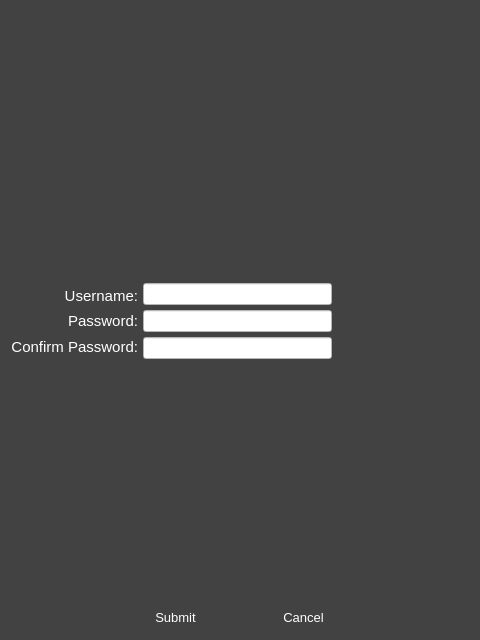
The window that Source/Ventilate/VentilateClient/ventilate_newuser.ui (Ixirsii/Ventilate) describes before a commit, drawn with Qt 5.
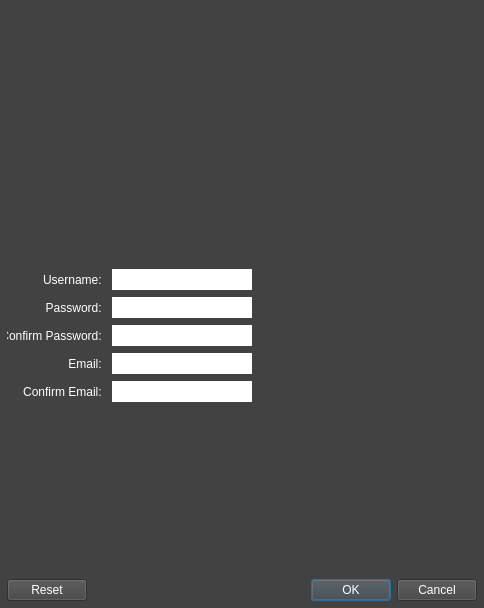
The same window after the commit. Icons and pictures are not drawn.

Commit message: Merged VentilateGUI-Shell project into Ventilate project.

```diff
--- a/Source/Ventilate/VentilateClient/ventilate_newuser.ui
+++ b/Source/Ventilate/VentilateClient/ventilate_newuser.ui
@@ -6,331 +6,596 @@
    <rect>
     <x>0</x>
     <y>0</y>
-    <width>480</width>
-    <height>640</height>
+    <width>484</width>
+    <height>608</height>
    </rect>
   </property>
   <property name="windowTitle">
-   <string>New User Creation</string>
+   <string>Ventilate: New User</string>
   </property>
   <property name="styleSheet">
-   <string notr="true">color: rgb(255, 255, 255);
-background-color: rgb(66, 66, 66);</string>
+   <string notr="true">background-color: rgb(66, 66, 66);</string>
   </property>
-  <layout class="QVBoxLayout" name="verticalLayout_2">
+  <layout class="QVBoxLayout" name="verticalLayout">
+   <property name="spacing">
+    <number>7</number>
+   </property>
+   <property name="leftMargin">
+    <number>7</number>
+   </property>
+   <property name="topMargin">
+    <number>7</number>
+   </property>
+   <property name="rightMargin">
+    <number>7</number>
+   </property>
+   <property name="bottomMargin">
+    <number>7</number>
+   </property>
    <item>
-    <widget class="QLabel" name="lblVentilateLogo">
-     <property name="font">
-      <font>
-       <pointsize>48</pointsize>
-      </font>
+    <widget class="QLabel" name="lblTitle">
+     <property name="minimumSize">
+      <size>
+       <width>461</width>
+       <height>84</height>
+      </size>
+     </property>
+     <property name="maximumSize">
+      <size>
+       <width>16777215</width>
+       <height>84</height>
+      </size>
+     </property>
+     <property name="baseSize">
+      <size>
+       <width>461</width>
+       <height>84</height>
+      </size>
      </property>
      <property name="styleSheet">
-      <string notr="true">image: url(:/WelcometoVentilate.svg);</string>
+      <string notr="true">image: url(:/Images/WelcometoVentilate.svg);</string>
      </property>
      <property name="text">
       <string/>
      </property>
-     <property name="scaledContents">
-      <bool>true</bool>
-     </property>
-     <property name="alignment">
-      <set>Qt::AlignCenter</set>
-     </property>
-     <property name="textInteractionFlags">
-      <set>Qt::NoTextInteraction</set>
-     </property>
     </widget>
    </item>
    <item>
-    <spacer name="verticalSpacer">
+    <spacer name="vspControlsTop">
      <property name="orientation">
       <enum>Qt::Vertical</enum>
      </property>
      <property name="sizeHint" stdset="0">
       <size>
-       <width>458</width>
-       <height>171</height>
+       <width>20</width>
+       <height>155</height>
       </size>
      </property>
     </spacer>
    </item>
    <item>
-    <layout class="QHBoxLayout" name="hlForm">
+    <layout class="QHBoxLayout" name="hlUsernameLayout">
      <property name="spacing">
-      <number>5</number>
+      <number>7</number>
      </property>
-     <property name="sizeConstraint">
-      <enum>QLayout::SetFixedSize</enum>
-     </property>
      <item>
-      <layout class="QVBoxLayout" name="vlHeaders">
-       <property name="sizeConstraint">
-        <enum>QLayout::SetFixedSize</enum>
+      <widget class="QLabel" name="lblUsername">
+       <property name="minimumSize">
+        <size>
+         <width>98</width>
+         <height>21</height>
+        </size>
        </property>
-       <property name="topMargin">
-        <number>2</number>
+       <property name="maximumSize">
+        <size>
+         <width>98</width>
+         <height>21</height>
+        </size>
        </property>
-       <property name="bottomMargin">
-        <number>2</number>
+       <property name="baseSize">
+        <size>
+         <width>98</width>
+         <height>21</height>
+        </size>
        </property>
-       <item>
-        <widget class="QLabel" name="lblUsername">
-         <property name="font">
-          <font>
-           <pointsize>11</pointsize>
-          </font>
-         </property>
-         <property name="text">
-          <string>Username:</string>
-         </property>
-         <property name="alignment">
-          <set>Qt::AlignRight|Qt::AlignTrailing|Qt::AlignVCenter</set>
-         </property>
-         <property name="textInteractionFlags">
-          <set>Qt::NoTextInteraction</set>
-         </property>
-        </widget>
-       </item>
-       <item>
-        <widget class="QLabel" name="lblPassword">
-         <property name="font">
-          <font>
-           <pointsize>11</pointsize>
-          </font>
-         </property>
-         <property name="text">
-          <string>Password:</string>
-         </property>
-         <property name="alignment">
-          <set>Qt::AlignRight|Qt::AlignTrailing|Qt::AlignVCenter</set>
-         </property>
-         <property name="textInteractionFlags">
-          <set>Qt::NoTextInteraction</set>
-         </property>
-        </widget>
-       </item>
-       <item>
-        <widget class="QLabel" name="lblConfirmPass">
-         <property name="font">
-          <font>
-           <pointsize>11</pointsize>
-          </font>
-         </property>
-         <property name="text">
-          <string>Confirm Password:</string>
-         </property>
-         <property name="alignment">
-          <set>Qt::AlignRight|Qt::AlignTrailing|Qt::AlignVCenter</set>
-         </property>
-         <property name="textInteractionFlags">
-          <set>Qt::NoTextInteraction</set>
-         </property>
-        </widget>
-       </item>
-      </layout>
+       <property name="styleSheet">
+        <string notr="true">color:rgb(255,255,255);</string>
+       </property>
+       <property name="text">
+        <string>Username: </string>
+       </property>
+       <property name="alignment">
+        <set>Qt::AlignRight|Qt::AlignTrailing|Qt::AlignVCenter</set>
+       </property>
+      </widget>
      </item>
      <item>
-      <layout class="QVBoxLayout" name="vlLineEdits">
-       <property name="spacing">
-        <number>5</number>
+      <widget class="QLineEdit" name="lnedUsername">
+       <property name="minimumSize">
+        <size>
+         <width>140</width>
+         <height>21</height>
+        </size>
        </property>
-       <property name="sizeConstraint">
-        <enum>QLayout::SetFixedSize</enum>
+       <property name="maximumSize">
+        <size>
+         <width>140</width>
+         <height>21</height>
+        </size>
        </property>
-       <item>
-        <widget class="QLineEdit" name="lnedUsername">
-         <property name="styleSheet">
-          <string notr="true">color: rgb(0, 0, 0);
+       <property name="baseSize">
+        <size>
+         <width>140</width>
+         <height>21</height>
+        </size>
+       </property>
+       <property name="styleSheet">
+        <string notr="true">color: rgb(0, 0, 0);
 background-color: rgb(255, 255, 255);</string>
-         </property>
-         <property name="maxLength">
-          <number>32</number>
-         </property>
-         <property name="clearButtonEnabled">
-          <bool>true</bool>
-         </property>
-        </widget>
-       </item>
-       <item>
-        <widget class="QLineEdit" name="lnedPassword">
-         <property name="styleSheet">
-          <string notr="true">color: rgb(0, 0, 0);
-background-color: rgb(255, 255, 255);</string>
-         </property>
-         <property name="maxLength">
-          <number>32</number>
-         </property>
-         <property name="echoMode">
-          <enum>QLineEdit::Password</enum>
-         </property>
-         <property name="clearButtonEnabled">
-          <bool>true</bool>
-         </property>
-        </widget>
-       </item>
-       <item>
-        <widget class="QLineEdit" name="lnedConfirmPass">
-         <property name="styleSheet">
-          <string notr="true">color: rgb(0, 0, 0);
-background-color: rgb(255, 255, 255);</string>
-         </property>
-         <property name="maxLength">
-          <number>32</number>
-         </property>
-         <property name="echoMode">
-          <enum>QLineEdit::Password</enum>
-         </property>
-         <property name="clearButtonEnabled">
-          <bool>true</bool>
-         </property>
-        </widget>
-       </item>
-      </layout>
+       </property>
+       <property name="maxLength">
+        <number>64</number>
+       </property>
+       <property name="frame">
+        <bool>false</bool>
+       </property>
+      </widget>
      </item>
      <item>
-      <layout class="QVBoxLayout" name="vlContextMessages">
-       <property name="spacing">
-        <number>24</number>
+      <widget class="QLabel" name="lblUsernameContextInfo">
+       <property name="minimumSize">
+        <size>
+         <width>133</width>
+         <height>21</height>
+        </size>
        </property>
-       <property name="topMargin">
-        <number>3</number>
+       <property name="maximumSize">
+        <size>
+         <width>133</width>
+         <height>21</height>
+        </size>
        </property>
-       <property name="rightMargin">
-        <number>10</number>
+       <property name="baseSize">
+        <size>
+         <width>133</width>
+         <height>21</height>
+        </size>
        </property>
-       <item>
-        <widget class="QLabel" name="lblUsernameDiag">
-         <property name="minimumSize">
-          <size>
-           <width>122</width>
-           <height>24</height>
-          </size>
-         </property>
-         <property name="text">
-          <string/>
-         </property>
-         <property name="scaledContents">
-          <bool>false</bool>
-         </property>
-        </widget>
-       </item>
-       <item>
-        <widget class="QLabel" name="lblPasswordMatch">
-         <property name="minimumSize">
-          <size>
-           <width>122</width>
-           <height>24</height>
-          </size>
-         </property>
-         <property name="text">
-          <string/>
-         </property>
-        </widget>
-       </item>
-      </layout>
+       <property name="text">
+        <string/>
+       </property>
+       <property name="scaledContents">
+        <bool>true</bool>
+       </property>
+       <property name="alignment">
+        <set>Qt::AlignLeading|Qt::AlignLeft|Qt::AlignVCenter</set>
+       </property>
+      </widget>
      </item>
+     <item>
+      <spacer name="hspUsername">
+       <property name="orientation">
+        <enum>Qt::Horizontal</enum>
+       </property>
+       <property name="sizeHint" stdset="0">
+        <size>
+         <width>40</width>
+         <height>20</height>
+        </size>
+       </property>
+      </spacer>
+     </item>
     </layout>
    </item>
    <item>
-    <spacer name="verticalSpacer_2">
-     <property name="orientation">
-      <enum>Qt::Vertical</enum>
+    <layout class="QHBoxLayout" name="hlPasswordLayout">
+     <property name="spacing">
+      <number>7</number>
      </property>
-     <property name="sizeHint" stdset="0">
-      <size>
-       <width>458</width>
-       <height>241</height>
-      </size>
-     </property>
-    </spacer>
+     <item>
+      <widget class="QLabel" name="lblPassword">
+       <property name="minimumSize">
+        <size>
+         <width>98</width>
+         <height>21</height>
+        </size>
+       </property>
+       <property name="maximumSize">
+        <size>
+         <width>98</width>
+         <height>21</height>
+        </size>
+       </property>
+       <property name="baseSize">
+        <size>
+         <width>98</width>
+         <height>21</height>
+        </size>
+       </property>
+       <property name="styleSheet">
+        <string notr="true">color:rgb(255,255,255);</string>
+       </property>
+       <property name="text">
+        <string>Password: </string>
+       </property>
+       <property name="alignment">
+        <set>Qt::AlignRight|Qt::AlignTrailing|Qt::AlignVCenter</set>
+       </property>
+      </widget>
+     </item>
+     <item>
+      <widget class="QLineEdit" name="lnedPassword">
+       <property name="minimumSize">
+        <size>
+         <width>140</width>
+         <height>21</height>
+        </size>
+       </property>
+       <property name="maximumSize">
+        <size>
+         <width>140</width>
+         <height>21</height>
+        </size>
+       </property>
+       <property name="baseSize">
+        <size>
+         <width>140</width>
+         <height>21</height>
+        </size>
+       </property>
+       <property name="styleSheet">
+        <string notr="true">color: rgb(0, 0, 0);
+background-color: rgb(255, 255, 255);</string>
+       </property>
+       <property name="frame">
+        <bool>false</bool>
+       </property>
+      </widget>
+     </item>
+     <item>
+      <spacer name="hspPassword">
+       <property name="orientation">
+        <enum>Qt::Horizontal</enum>
+       </property>
+       <property name="sizeHint" stdset="0">
+        <size>
+         <width>40</width>
+         <height>20</height>
+        </size>
+       </property>
+      </spacer>
+     </item>
+    </layout>
    </item>
    <item>
-    <layout class="QHBoxLayout" name="hlButtonControls">
-     <property name="leftMargin">
-      <number>80</number>
+    <layout class="QHBoxLayout" name="hlConfirmPasswordLayout">
+     <property name="spacing">
+      <number>7</number>
      </property>
-     <property name="rightMargin">
-      <number>80</number>
-     </property>
      <item>
-      <widget class="QPushButton" name="btnSubmit">
+      <widget class="QLabel" name="lblConfirmPassword">
        <property name="minimumSize">
         <size>
-         <width>75</width>
-         <height>23</height>
+         <width>98</width>
+         <height>21</height>
         </size>
        </property>
        <property name="maximumSize">
         <size>
-         <width>75</width>
-         <height>23</height>
+         <width>98</width>
+         <height>21</height>
         </size>
        </property>
        <property name="baseSize">
         <size>
-         <width>75</width>
-         <height>23</height>
+         <width>98</width>
+         <height>21</height>
         </size>
        </property>
-       <property name="font">
-        <font>
-         <pointsize>10</pointsize>
-         <weight>50</weight>
-         <bold>false</bold>
-        </font>
+       <property name="styleSheet">
+        <string notr="true">color:rgb(255,255,255);</string>
        </property>
        <property name="text">
-        <string>Submit</string>
+        <string>Confirm Password: </string>
        </property>
-       <property name="autoDefault">
+       <property name="alignment">
+        <set>Qt::AlignRight|Qt::AlignTrailing|Qt::AlignVCenter</set>
+       </property>
+      </widget>
+     </item>
+     <item>
+      <widget class="QLineEdit" name="lnedConfirmPassword">
+       <property name="minimumSize">
+        <size>
+         <width>140</width>
+         <height>21</height>
+        </size>
+       </property>
+       <property name="maximumSize">
+        <size>
+         <width>140</width>
+         <height>21</height>
+        </size>
+       </property>
+       <property name="baseSize">
+        <size>
+         <width>140</width>
+         <height>21</height>
+        </size>
+       </property>
+       <property name="styleSheet">
+        <string notr="true">color: rgb(0, 0, 0);
+background-color: rgb(255, 255, 255);</string>
+       </property>
+       <property name="frame">
         <bool>false</bool>
        </property>
-       <property name="flat">
+      </widget>
+     </item>
+     <item>
+      <widget class="QLabel" name="lblConfirmPasswordContextInfo">
+       <property name="minimumSize">
+        <size>
+         <width>133</width>
+         <height>21</height>
+        </size>
+       </property>
+       <property name="maximumSize">
+        <size>
+         <width>133</width>
+         <height>21</height>
+        </size>
+       </property>
+       <property name="baseSize">
+        <size>
+         <width>133</width>
+         <height>21</height>
+        </size>
+       </property>
+       <property name="text">
+        <string/>
+       </property>
+       <property name="scaledContents">
         <bool>true</bool>
        </property>
+       <property name="alignment">
+        <set>Qt::AlignLeading|Qt::AlignLeft|Qt::AlignVCenter</set>
+       </property>
       </widget>
      </item>
      <item>
-      <widget class="QPushButton" name="btnCancel">
+      <spacer name="hspConfirmPassword">
+       <property name="orientation">
+        <enum>Qt::Horizontal</enum>
+       </property>
+       <property name="sizeHint" stdset="0">
+        <size>
+         <width>40</width>
+         <height>20</height>
+        </size>
+       </property>
+      </spacer>
+     </item>
+    </layout>
+   </item>
+   <item>
+    <layout class="QHBoxLayout" name="hlEmailLayout">
+     <property name="spacing">
+      <number>7</number>
+     </property>
+     <item>
+      <widget class="QLabel" name="lblEmail">
        <property name="minimumSize">
         <size>
-         <width>75</width>
-         <height>23</height>
+         <width>98</width>
+         <height>21</height>
         </size>
        </property>
        <property name="maximumSize">
         <size>
-         <width>75</width>
-         <height>23</height>
+         <width>98</width>
+         <height>21</height>
         </size>
        </property>
        <property name="baseSize">
         <size>
-         <width>75</width>
-         <height>23</height>
+         <width>98</width>
+         <height>21</height>
         </size>
        </property>
-       <property name="font">
-        <font>
-         <pointsize>10</pointsize>
-         <weight>50</weight>
-         <bold>false</bold>
-        </font>
+       <property name="styleSheet">
+        <string notr="true">color:rgb(255,255,255);</string>
        </property>
        <property name="text">
-        <string>Cancel</string>
+        <string>Email: </string>
        </property>
-       <property name="autoDefault">
+       <property name="alignment">
+        <set>Qt::AlignRight|Qt::AlignTrailing|Qt::AlignVCenter</set>
+       </property>
+      </widget>
+     </item>
+     <item>
+      <widget class="QLineEdit" name="lnedEmail">
+       <property name="minimumSize">
+        <size>
+         <width>140</width>
+         <height>21</height>
+        </size>
+       </property>
+       <property name="maximumSize">
+        <size>
+         <width>140</width>
+         <height>21</height>
+        </size>
+       </property>
+       <property name="baseSize">
+        <size>
+         <width>140</width>
+         <height>21</height>
+        </size>
+       </property>
+       <property name="styleSheet">
+        <string notr="true">color: rgb(0, 0, 0);
+background-color: rgb(255, 255, 255);</string>
+       </property>
+       <property name="frame">
         <bool>false</bool>
        </property>
-       <property name="flat">
+      </widget>
+     </item>
+     <item>
+      <spacer name="hspEmail">
+       <property name="orientation">
+        <enum>Qt::Horizontal</enum>
+       </property>
+       <property name="sizeHint" stdset="0">
+        <size>
+         <width>40</width>
+         <height>20</height>
+        </size>
+       </property>
+      </spacer>
+     </item>
+    </layout>
+   </item>
+   <item>
+    <layout class="QHBoxLayout" name="hlConfirmEmailLayout">
+     <property name="spacing">
+      <number>7</number>
+     </property>
+     <item>
+      <widget class="QLabel" name="lblConfirmEmail">
+       <property name="minimumSize">
+        <size>
+         <width>98</width>
+         <height>21</height>
+        </size>
+       </property>
+       <property name="maximumSize">
+        <size>
+         <width>98</width>
+         <height>21</height>
+        </size>
+       </property>
+       <property name="baseSize">
+        <size>
+         <width>98</width>
+         <height>21</height>
+        </size>
+       </property>
+       <property name="styleSheet">
+        <string notr="true">color:rgb(255,255,255);</string>
+       </property>
+       <property name="text">
+        <string>Confirm Email: </string>
+       </property>
+       <property name="alignment">
+        <set>Qt::AlignRight|Qt::AlignTrailing|Qt::AlignVCenter</set>
+       </property>
+      </widget>
+     </item>
+     <item>
+      <widget class="QLineEdit" name="lnedConfirmEmail">
+       <property name="minimumSize">
+        <size>
+         <width>140</width>
+         <height>21</height>
+        </size>
+       </property>
+       <property name="maximumSize">
+        <size>
+         <width>140</width>
+         <height>21</height>
+        </size>
+       </property>
+       <property name="baseSize">
+        <size>
+         <width>140</width>
+         <height>21</height>
+        </size>
+       </property>
+       <property name="styleSheet">
+        <string notr="true">color: rgb(0, 0, 0);
+background-color: rgb(255, 255, 255);</string>
+       </property>
+       <property name="frame">
+        <bool>false</bool>
+       </property>
+      </widget>
+     </item>
+     <item>
+      <widget class="QLabel" name="lblConfirmEmailContextInfo">
+       <property name="minimumSize">
+        <size>
+         <width>133</width>
+         <height>21</height>
+        </size>
+       </property>
+       <property name="maximumSize">
+        <size>
+         <width>133</width>
+         <height>21</height>
+        </size>
+       </property>
+       <property name="baseSize">
+        <size>
+         <width>133</width>
+         <height>21</height>
+        </size>
+       </property>
+       <property name="text">
+        <string/>
+       </property>
+       <property name="scaledContents">
         <bool>true</bool>
        </property>
+       <property name="alignment">
+        <set>Qt::AlignLeading|Qt::AlignLeft|Qt::AlignVCenter</set>
+       </property>
       </widget>
      </item>
+     <item>
+      <spacer name="hspConfirmEmail">
+       <property name="orientation">
+        <enum>Qt::Horizontal</enum>
+       </property>
+       <property name="sizeHint" stdset="0">
+        <size>
+         <width>40</width>
+         <height>20</height>
+        </size>
+       </property>
+      </spacer>
+     </item>
     </layout>
    </item>
+   <item>
+    <spacer name="vspControlsBottom">
+     <property name="orientation">
+      <enum>Qt::Vertical</enum>
+     </property>
+     <property name="sizeHint" stdset="0">
+      <size>
+       <width>20</width>
+       <height>155</height>
+      </size>
+     </property>
+    </spacer>
+   </item>
+   <item>
+    <widget class="QDialogButtonBox" name="buttonBox">
+     <property name="styleSheet">
+      <string notr="true">background-color: rgb(66, 66, 66);
+color: rgb(255, 255, 255);</string>
+     </property>
+     <property name="orientation">
+      <enum>Qt::Horizontal</enum>
+     </property>
+     <property name="standardButtons">
+      <set>QDialogButtonBox::Cancel|QDialogButtonBox::Ok|QDialogButtonBox::Reset</set>
+     </property>
+    </widget>
+   </item>
   </layout>
  </widget>
  <resources/>
```
Left out of the diff: 35 changed lines with no effect on the pictures. The commit also changes 51 other files.
